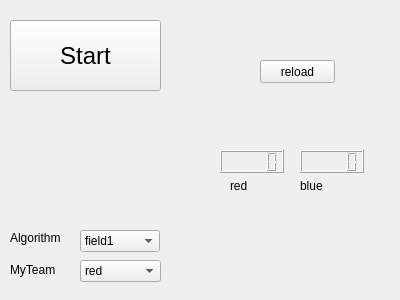
Before: the Qt Designer form src/mainwindow.ui in gra1024/Procon30_simulator, drawn with Qt 5.
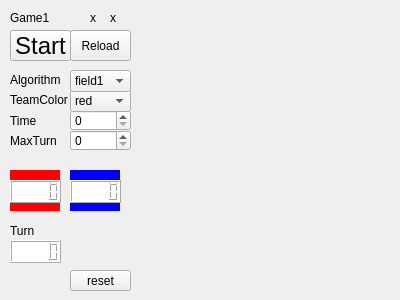
After: the same form once the commit is applied.

Commit message: [fix] uiの修正

Diff of the .ui file:
```diff
--- a/src/mainwindow.ui
+++ b/src/mainwindow.ui
@@ -21,12 +21,12 @@
   <property name="windowTitle">
    <string>MainWindow</string>
   </property>
-  <widget class="QComboBox" name="comboBox">
+  <widget class="QComboBox" name="comboBox_TeamColor_1">
    <property name="geometry">
     <rect>
-     <x>80</x>
-     <y>260</y>
-     <width>81</width>
+     <x>70</x>
+     <y>90</y>
+     <width>61</width>
      <height>22</height>
     </rect>
    </property>
@@ -41,26 +41,26 @@
     </property>
    </item>
   </widget>
-  <widget class="QLabel" name="label">
+  <widget class="QLabel" name="label_TeamColor_1">
    <property name="geometry">
     <rect>
      <x>10</x>
-     <y>260</y>
+     <y>90</y>
      <width>61</width>
      <height>20</height>
     </rect>
    </property>
    <property name="text">
-    <string>MyTeam</string>
+    <string>TeamColor</string>
    </property>
   </widget>
-  <widget class="QPushButton" name="startButton">
+  <widget class="QPushButton" name="Button_Start_1">
    <property name="geometry">
     <rect>
      <x>10</x>
-     <y>20</y>
-     <width>151</width>
-     <height>71</height>
+     <y>30</y>
+     <width>61</width>
+     <height>31</height>
     </rect>
    </property>
    <property name="font">
@@ -72,12 +72,12 @@
     <string>Start</string>
    </property>
   </widget>
-  <widget class="QComboBox" name="comboBox_2">
+  <widget class="QComboBox" name="comboBox_Algo_1">
    <property name="geometry">
     <rect>
-     <x>80</x>
-     <y>230</y>
-     <width>80</width>
+     <x>70</x>
+     <y>70</y>
+     <width>61</width>
      <height>22</height>
     </rect>
    </property>
@@ -92,38 +92,38 @@
     </property>
    </item>
   </widget>
-  <widget class="QLabel" name="label_2">
+  <widget class="QLabel" name="label_Algo_1">
    <property name="geometry">
     <rect>
      <x>10</x>
-     <y>230</y>
-     <width>62</width>
-     <height>15</height>
+     <y>70</y>
+     <width>61</width>
+     <height>20</height>
     </rect>
    </property>
    <property name="text">
     <string>Algorithm</string>
    </property>
   </widget>
-  <widget class="QPushButton" name="reloadButton">
+  <widget class="QPushButton" name="Button_Reload_1">
    <property name="geometry">
     <rect>
-     <x>260</x>
-     <y>60</y>
-     <width>75</width>
-     <height>23</height>
+     <x>70</x>
+     <y>30</y>
+     <width>61</width>
+     <height>31</height>
     </rect>
    </property>
    <property name="text">
-    <string>reload</string>
+    <string>Reload</string>
    </property>
   </widget>
-  <widget class="QLCDNumber" name="lcdNumber_red">
+  <widget class="QLCDNumber" name="display_RED_1">
    <property name="geometry">
     <rect>
-     <x>220</x>
-     <y>150</y>
-     <width>64</width>
+     <x>10</x>
+     <y>180</y>
+     <width>51</width>
      <height>23</height>
     </rect>
    </property>
@@ -132,43 +132,204 @@
      <family>MS UI Gothic</family>
     </font>
    </property>
+   <property name="styleSheet">
+    <string notr="true">background:#fff;</string>
+   </property>
   </widget>
-  <widget class="QLCDNumber" name="lcdNumber_blue">
+  <widget class="QLCDNumber" name="display_Blue_1">
    <property name="geometry">
     <rect>
-     <x>300</x>
-     <y>150</y>
-     <width>64</width>
+     <x>70</x>
+     <y>180</y>
+     <width>51</width>
      <height>23</height>
     </rect>
    </property>
+   <property name="styleSheet">
+    <string notr="true">background:#fff;</string>
+   </property>
   </widget>
-  <widget class="QLabel" name="label_red">
+  <widget class="QLabel" name="label_Game_1">
    <property name="geometry">
     <rect>
-     <x>230</x>
-     <y>180</y>
+     <x>10</x>
+     <y>10</y>
+     <width>61</width>
+     <height>16</height>
+    </rect>
+   </property>
+   <property name="text">
+    <string>Game1</string>
+   </property>
+  </widget>
+  <widget class="QLabel" name="label_Time_1">
+   <property name="geometry">
+    <rect>
+     <x>10</x>
+     <y>110</y>
+     <width>61</width>
+     <height>21</height>
+    </rect>
+   </property>
+   <property name="text">
+    <string>Time</string>
+   </property>
+  </widget>
+  <widget class="QSpinBox" name="spinBox_Time_1">
+   <property name="geometry">
+    <rect>
+     <x>70</x>
+     <y>110</y>
+     <width>61</width>
+     <height>21</height>
+    </rect>
+   </property>
+  </widget>
+  <widget class="QLabel" name="label_Lamp_1_1">
+   <property name="geometry">
+    <rect>
+     <x>90</x>
+     <y>10</y>
+     <width>16</width>
+     <height>16</height>
+    </rect>
+   </property>
+   <property name="text">
+    <string>x</string>
+   </property>
+  </widget>
+  <widget class="QLabel" name="label_Lamp_1_2">
+   <property name="geometry">
+    <rect>
+     <x>110</x>
+     <y>10</y>
+     <width>16</width>
+     <height>16</height>
+    </rect>
+   </property>
+   <property name="text">
+    <string>x</string>
+   </property>
+  </widget>
+  <widget class="QLabel" name="label_MaxTurn_1">
+   <property name="geometry">
+    <rect>
+     <x>10</x>
+     <y>130</y>
+     <width>61</width>
+     <height>21</height>
+    </rect>
+   </property>
+   <property name="text">
+    <string>MaxTurn</string>
+   </property>
+  </widget>
+  <widget class="QSpinBox" name="spinBox_MaxTurn_1">
+   <property name="geometry">
+    <rect>
+     <x>70</x>
+     <y>130</y>
+     <width>61</width>
+     <height>21</height>
+    </rect>
+   </property>
+  </widget>
+  <widget class="QLabel" name="label_Back_Red_1">
+   <property name="geometry">
+    <rect>
+     <x>10</x>
+     <y>170</y>
      <width>50</width>
-     <height>12</height>
+     <height>41</height>
     </rect>
    </property>
+   <property name="styleSheet">
+    <string notr="true">background:#f00</string>
+   </property>
    <property name="text">
-    <string>red</string>
+    <string/>
    </property>
   </widget>
-  <widget class="QLabel" name="label_blue">
+  <widget class="QLabel" name="label_Back_Blue_1">
    <property name="geometry">
     <rect>
-     <x>300</x>
-     <y>180</y>
+     <x>70</x>
+     <y>170</y>
      <width>50</width>
-     <height>12</height>
+     <height>41</height>
     </rect>
    </property>
+   <property name="styleSheet">
+    <string notr="true">background:#00f</string>
+   </property>
    <property name="text">
-    <string>blue</string>
+    <string/>
    </property>
   </widget>
+  <widget class="QLabel" name="label_Turn_1">
+   <property name="geometry">
+    <rect>
+     <x>10</x>
+     <y>220</y>
+     <width>51</width>
+     <height>21</height>
+    </rect>
+   </property>
+   <property name="text">
+    <string>Turn</string>
+   </property>
+  </widget>
+  <widget class="QLCDNumber" name="display_Turn_1">
+   <property name="geometry">
+    <rect>
+     <x>10</x>
+     <y>240</y>
+     <width>51</width>
+     <height>23</height>
+    </rect>
+   </property>
+   <property name="font">
+    <font>
+     <family>MS UI Gothic</family>
+    </font>
+   </property>
+   <property name="styleSheet">
+    <string notr="true">background:#fff;</string>
+   </property>
+  </widget>
+  <widget class="QPushButton" name="Button_Reset_1">
+   <property name="geometry">
+    <rect>
+     <x>70</x>
+     <y>270</y>
+     <width>61</width>
+     <height>21</height>
+    </rect>
+   </property>
+   <property name="text">
+    <string>reset</string>
+   </property>
+  </widget>
+  <zorder>label_Back_Blue_1</zorder>
+  <zorder>label_Back_Red_1</zorder>
+  <zorder>comboBox_TeamColor_1</zorder>
+  <zorder>label_TeamColor_1</zorder>
+  <zorder>Button_Start_1</zorder>
+  <zorder>comboBox_Algo_1</zorder>
+  <zorder>label_Algo_1</zorder>
+  <zorder>Button_Reload_1</zorder>
+  <zorder>display_RED_1</zorder>
+  <zorder>display_Blue_1</zorder>
+  <zorder>label_Game_1</zorder>
+  <zorder>label_Time_1</zorder>
+  <zorder>spinBox_Time_1</zorder>
+  <zorder>label_Lamp_1_1</zorder>
+  <zorder>label_Lamp_1_2</zorder>
+  <zorder>label_MaxTurn_1</zorder>
+  <zorder>spinBox_MaxTurn_1</zorder>
+  <zorder>label_Turn_1</zorder>
+  <zorder>display_Turn_1</zorder>
+  <zorder>Button_Reset_1</zorder>
  </widget>
  <layoutdefault spacing="6" margin="11"/>
  <resources/>
```
The commit also changes 1 other file.
